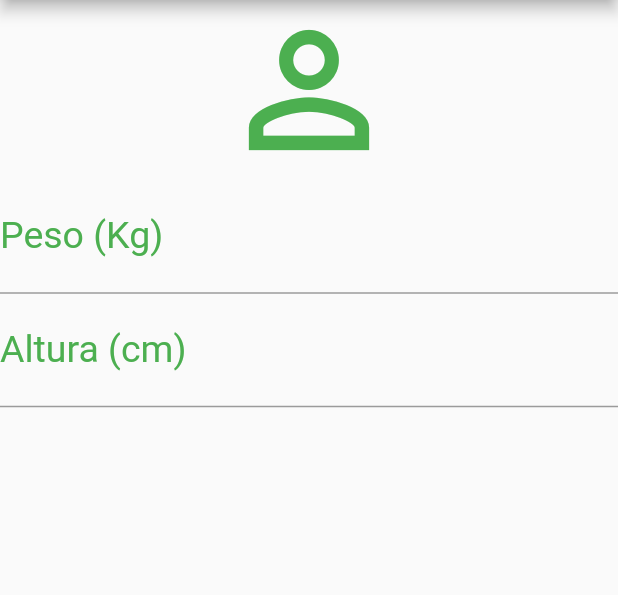
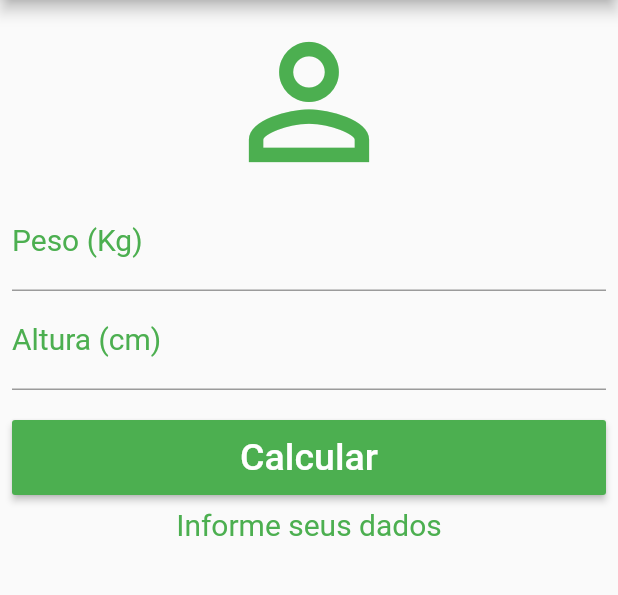
Before and after one commit to DiegoBezerra89/Flutter_course, a Flutter app: the screen it shows after launch, on a phone screen of 412 x 824 dp, the part 84-679 px from its top. Run offline on Flutter 3.47's test engine with Material 2 defaults, Android fonts, the phone set to English and light mode, and no system bars.

Commit message:
imc Calculator finished

```diff
--- a/imc_calculator/lib/main.dart
+++ b/imc_calculator/lib/main.dart
@@ -13,6 +13,45 @@ class Home extends StatefulWidget {
 }
 
 class _HomeState extends State<Home> {
+  TextEditingController _weightController = TextEditingController();
+  TextEditingController _heightController = TextEditingController();
+  String _infoText = "Informe seus dados";
+
+  GlobalKey<FormState> _formKey = GlobalKey<FormState>();
+
+  void _refreshFields() {
+    _weightController.text = "";
+    _heightController.text = "";
+    setState(() {
+      _infoText = "Informe seus dados";
+      _formKey = GlobalKey<FormState>();
+    });
+  }
+
+  void _calculateImc() {
+    setState(() {
+      double weight = double.parse(_weightController.text);
+      double height = double.parse(_heightController.text) / 100;
+      double imc = weight / (height * height);
+      print(height);
+      if (imc < 18.6) {
+        _infoText = "Abaixo do peso ideal (${imc.toStringAsPrecision(3)})";
+      } else if (imc >= 18.6 && imc < 24.9) {
+        _infoText = "Peso ideal (${imc.toStringAsPrecision(3)})";
+      } else if (imc >= 24.9 && imc < 29.9) {
+        _infoText =
+            "Levemente acima do peso ideal (${imc.toStringAsPrecision(3)})";
+      } else if (imc >= 29.9 && imc < 34.9) {
+        _infoText = "Obesidade grau 1 (${imc.toStringAsPrecision(3)})";
+      } else if (imc >= 34.9 && imc < 39.9) {
+        _infoText = "Obesidade grau 2 (${imc.toStringAsPrecision(3)})";
+      } else if (imc >= 40) {
+        _infoText =
+            "Atingiu o nível: Gordão!!! (${imc.toStringAsPrecision(3)})";
+      }
+    });
+  }
+
   @override
   Widget build(BuildContext context) {
     return Scaffold(
@@ -23,35 +62,86 @@ class _HomeState extends State<Home> {
               Icons.refresh,
               size: 30,
             ),
-              onPressed: () {})
+            onPressed: _refreshFields,
+          ),
         ],
         title: Text("IMC Calculator"),
         centerTitle: true,
         backgroundColor: Colors.green,
       ),
-      body: Column(
+      body: SingleChildScrollView(
+        child: Padding(
+          padding: const EdgeInsets.all(8.0),
+          child: Form(
+            key: _formKey,
+            child: Column(
               crossAxisAlignment: CrossAxisAlignment.stretch,
               children: [
                 Icon(Icons.person_outline, size: 120.0, color: Colors.green),
-          TextField(
+                TextFormField(
                   keyboardType: TextInputType.number,
+                  controller: _weightController,
                   decoration: InputDecoration(
                     labelText: 'Peso (Kg)',
                     labelStyle: TextStyle(color: Colors.green),
                   ),
                   textAlign: TextAlign.center,
-            style: TextStyle(color: Colors.grey[800], fontSize: 25.0),
+                  style: TextStyle(color: Colors.grey[800], fontSize: 20.0),
+                  validator: (value) {
+                    if(value.isEmpty){
+                      return "Insira seu peso";
+                    }
+                  },
                 ),
-          TextField(
+                TextFormField(
                   keyboardType: TextInputType.number,
+                  controller: _heightController,
                   decoration: InputDecoration(
                     labelText: 'Altura (cm)',
                     labelStyle: TextStyle(color: Colors.green),
                   ),
                   textAlign: TextAlign.center,
-            style: TextStyle(color: Colors.grey[800], fontSize: 25.0),
+                  style: TextStyle(color: Colors.grey[800], fontSize: 20.0),
+                  validator: (value) {
+                    if(value.isEmpty){
+                      return "Insira sua altura!";
+                    }
+                  },
                 ),
+                Padding(
+                  padding: const EdgeInsets.only(top: 20.0, bottom: 8.0),
+                  child: Container(
+                    height: 50.0,
+                    child: RaisedButton(
+                      onPressed: () {
+                        if(_formKey.currentState.validate()){
+                          _calculateImc();
+                        }
+                      },
+                      color: Colors.green,
+                      child: Text(
+                        'Calcular',
+                        textAlign: TextAlign.center,
+                        style: TextStyle(
+                          color: Colors.white,
+                          fontSize: 25.0,
+                        ),
+                      ),
+                    ),
+                  ),
+                ),
+                Text(
+                  '$_infoText',
+                  textAlign: TextAlign.center,
+                  style: TextStyle(
+                    color: Colors.green,
+                    fontSize: 20.0,
+                  ),
+                )
               ],
+            ),
+          ),
+        ),
       ),
     );
   }
--- a/imc_calculator/pubspec.yaml
+++ b/imc_calculator/pubspec.yaml
@@ -28,6 +28,7 @@ dependencies:
   # The following adds the Cupertino Icons font to your application.
   # Use with the CupertinoIcons class for iOS style icons.
   cupertino_icons: ^0.1.3
+  http: ^0.12.0+2
 
 dev_dependencies:
   flutter_test:
```
Also changed, not shown: imc_calculator/pubspec.lock. Lines whose indentation alone changed are shown as unchanged.
